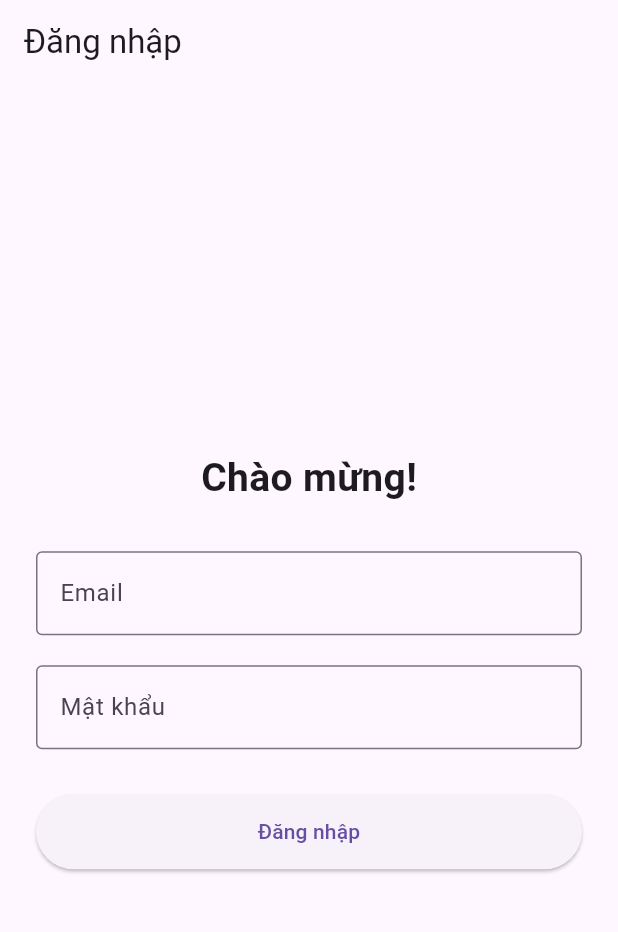
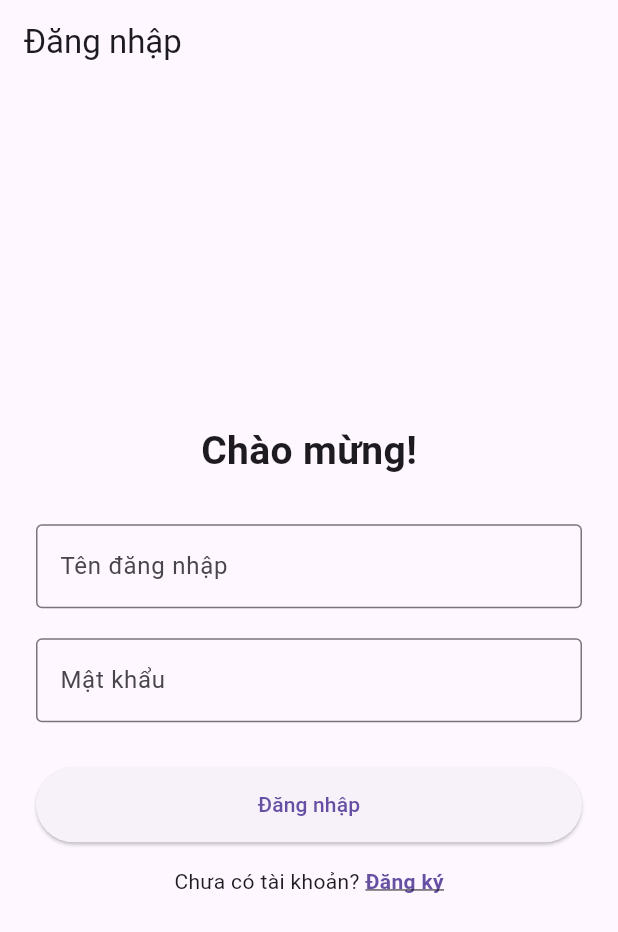
Before and after one commit to thanhnt932/LTDDNC_FLutter, a Flutter app: the screen it shows after launch, on a phone screen of 412 x 824 dp. Shown: the top 932 px of the screen. Run offline on Flutter 3.47's test engine with Material 3 defaults, Android fonts, the phone set to English and light mode, and no system bars; our stand-ins replace shared_preferences.

```diff
--- a/lib/screens/login_screen.dart
+++ b/lib/screens/login_screen.dart
@@ -2,6 +2,7 @@ import 'package:flutter/material.dart';
 import 'package:shared_preferences/shared_preferences.dart';
 import '../models/auth_request.dart';
 import '../services/auth_service.dart';
+import 'register_screen.dart';
 
 class LoginScreen extends StatefulWidget {
   @override
@@ -72,7 +73,7 @@ class _LoginScreenState extends State<LoginScreen> {
             TextField(
               controller: emailController,
               decoration: InputDecoration(
-                labelText: 'Email',
+                labelText: 'Tên đăng nhập',
                 border: OutlineInputBorder(),
               ),
             ),
@@ -97,6 +98,28 @@ class _LoginScreenState extends State<LoginScreen> {
                 minimumSize: Size(double.infinity, 50),
               ),
             ),
+            SizedBox(height: 16),
+            Row(
+              mainAxisAlignment: MainAxisAlignment.center,
+              children: [
+                Text("Chưa có tài khoản? "),
+                GestureDetector(
+                  onTap: () {
+                    Navigator.of(context).push(
+                      MaterialPageRoute(builder: (context) => RegisterScreen()),
+                    );
+                  },
+                  child: Text(
+                    'Đăng ký',
+                    style: TextStyle(
+                      color: Theme.of(context).primaryColor,
+                      fontWeight: FontWeight.bold,
+                      decoration: TextDecoration.underline,
+                    ),
+                  ),
+                ),
+              ],
+            ),
           ],
         ),
       ),
```
Also changed, not shown: lib/screens/register_screen.dart (added, +81 -0 lines), assets/images/login.png (added), assets/images/register.png (added), assets/images/splash_member.png (added), 1 other file.
